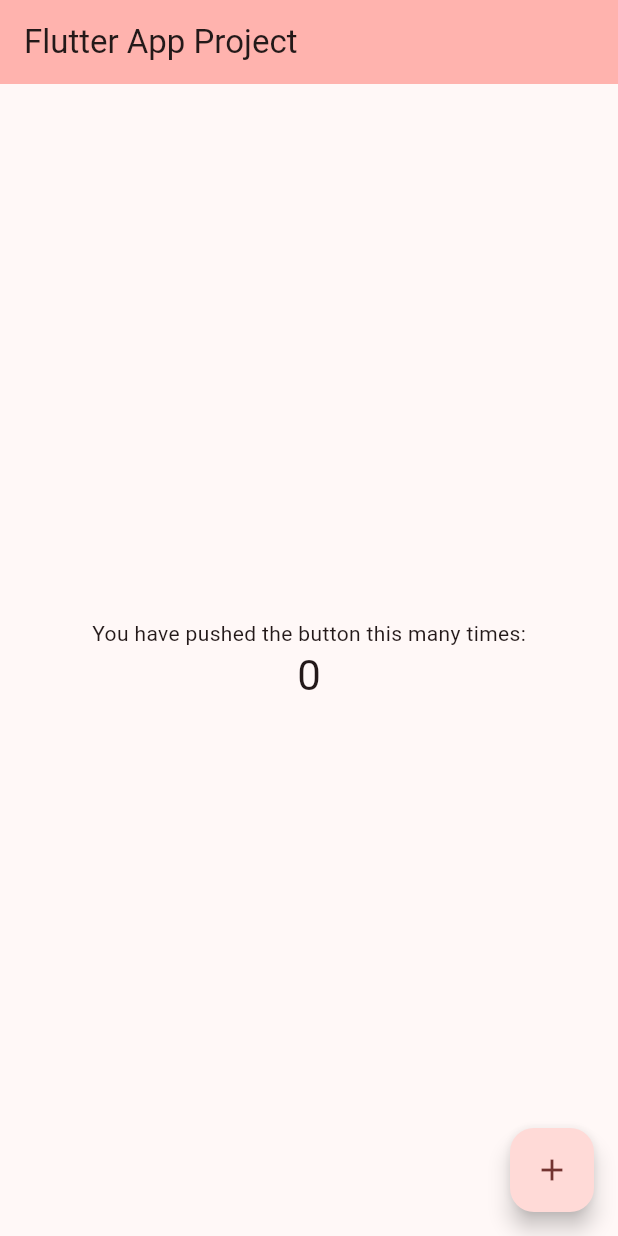
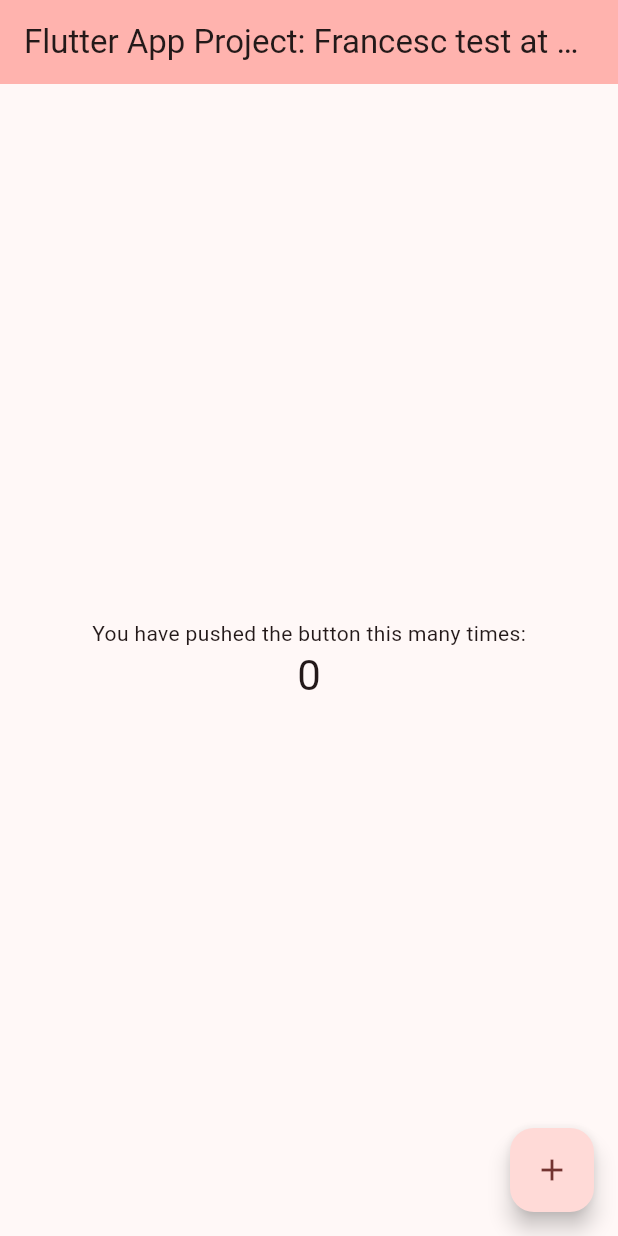
Before and after one commit to francesctr4/FlutterAppProject, a Flutter app: the screen it shows after launch, on a phone screen of 412 x 824 dp. Run offline on Flutter 3.47's test engine with Material 2 defaults, Android fonts, the phone set to English and light mode, and no system bars.

Commit message:
Test at my computer at home

```diff
--- a/flutter_app_project/project_source/lib/main.dart
+++ b/flutter_app_project/project_source/lib/main.dart
@@ -32,7 +32,8 @@ class MyApp extends StatelessWidget {
             ColorScheme.fromSeed(seedColor: Color.fromARGB(255, 227, 0, 37)),
         useMaterial3: true,
       ),
-      home: const MyHomePage(title: 'Flutter App Project'),
+      home:
+          const MyHomePage(title: 'Flutter App Project: Francesc test at Home'),
     );
   }
 }
```
